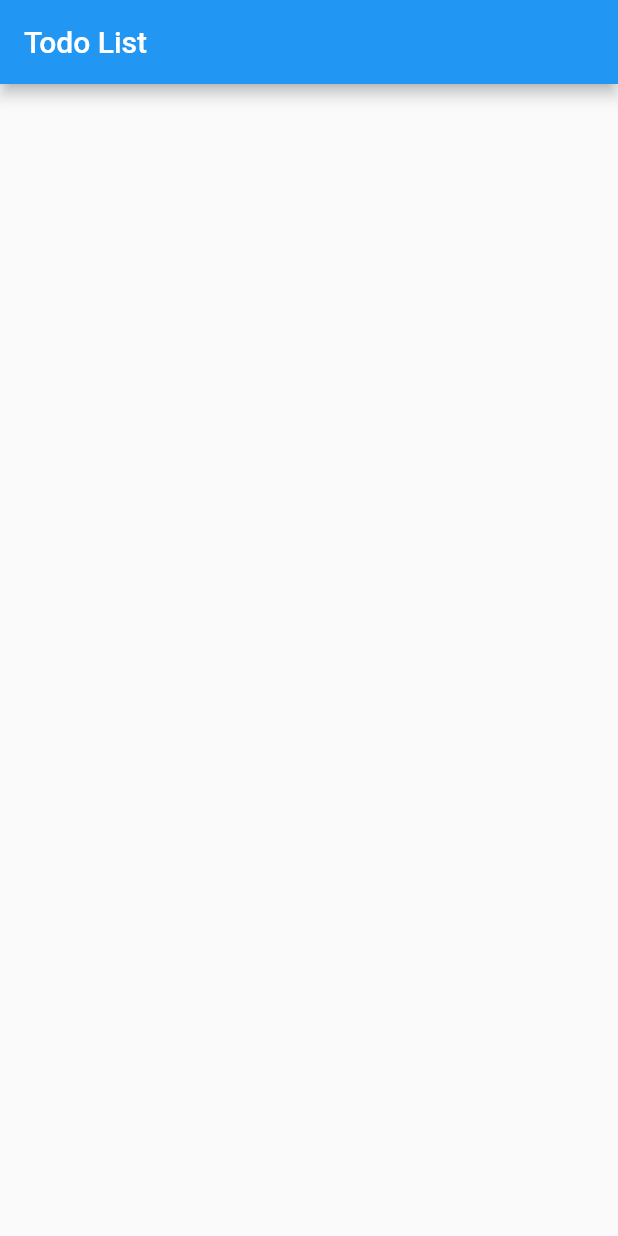
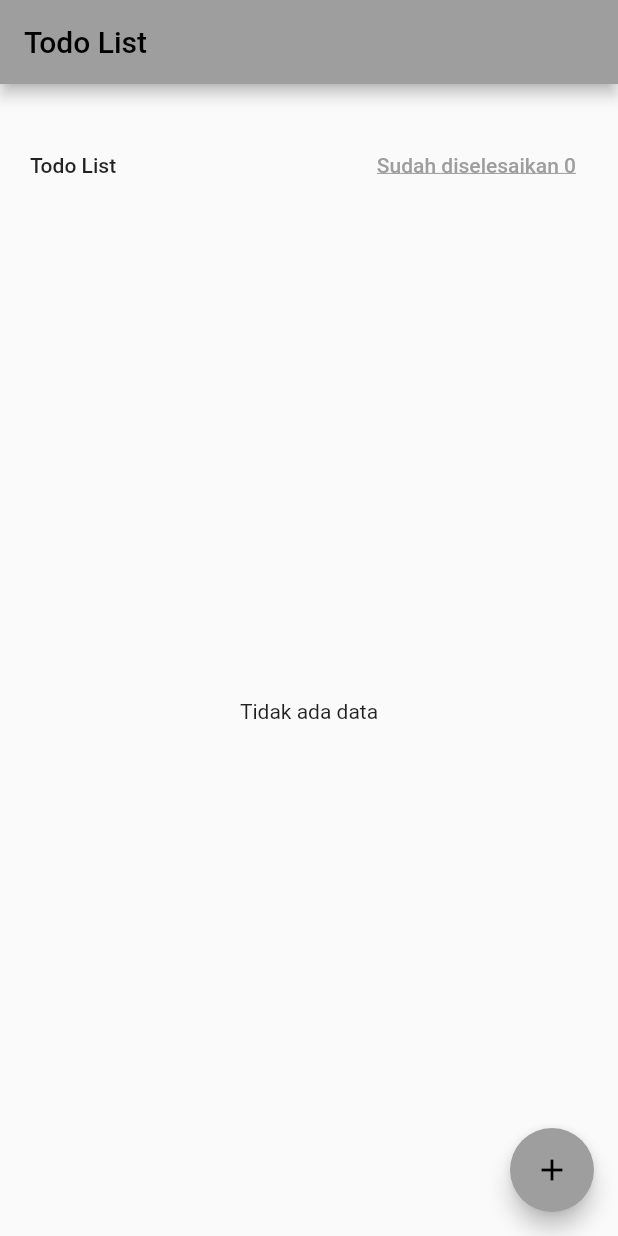
Before and after one commit to omrobbie/habiskerja-flutter-todo-list, a Flutter app: the screen it shows after launch, on a phone screen of 412 x 824 dp. Run offline on Flutter 3.47's test engine with Material 2 defaults, Android fonts, the phone set to English and light mode, and no system bars.

Commit message:
prepare todo list page UI

```diff
--- a/lib/main.dart
+++ b/lib/main.dart
@@ -10,9 +10,13 @@ class MainApp extends StatelessWidget {
 
   @override
   Widget build(BuildContext context) {
-    return const MaterialApp(
+    return MaterialApp(
       debugShowCheckedModeBanner: false,
-      home: TodoListPage(),
+      title: 'Todo List',
+      theme: ThemeData(
+        primarySwatch: Colors.grey,
+      ),
+      home: const TodoListPage(),
     );
   }
 }
--- a/lib/pages/todo_list_page.dart
+++ b/lib/pages/todo_list_page.dart
@@ -1,4 +1,5 @@
 import 'package:flutter/material.dart';
+import 'package:todo_list/models/todo_item.dart';
 
 class TodoListPage extends StatefulWidget {
   const TodoListPage({super.key});
@@ -8,12 +9,67 @@ class TodoListPage extends StatefulWidget {
 }
 
 class _TodoListPageState extends State<TodoListPage> {
+  List<TodoItem> todos = [];
+  bool isLoading = false;
+  int totalDone = 0;
+
   @override
   Widget build(BuildContext context) {
+    final size = MediaQuery.of(context).size;
+    final textTheme = Theme.of(context).textTheme;
+
     return Scaffold(
       appBar: AppBar(
         title: const Text('Todo List'),
       ),
+      body: Container(
+        padding: const EdgeInsets.all(20),
+        width: size.width,
+        child: Column(
+          crossAxisAlignment: CrossAxisAlignment.start,
+          children: [
+            const SizedBox(
+              height: 10,
+            ),
+            Row(
+              mainAxisAlignment: MainAxisAlignment.spaceBetween,
+              children: [
+                Text(
+                  'Todo List',
+                  style: textTheme.bodyLarge,
+                ),
+                TextButton(
+                  onPressed: () {},
+                  child: Text(
+                    "Sudah diselesaikan $totalDone",
+                    style: const TextStyle(
+                      decoration: TextDecoration.underline,
+                    ),
+                  ),
+                )
+              ],
+            ),
+            const SizedBox(
+              height: 10,
+            ),
+            isLoading
+                ? const Center(
+                    child: CircularProgressIndicator(),
+                  )
+                : Expanded(
+                    child: todos.isEmpty
+                        ? const Center(
+                            child: Text('Tidak ada data'),
+                          )
+                        : const SizedBox(),
+                  )
+          ],
+        ),
+      ),
+      floatingActionButton: FloatingActionButton(
+        onPressed: () {},
+        child: const Icon(Icons.add),
+      ),
     );
   }
 }
```
